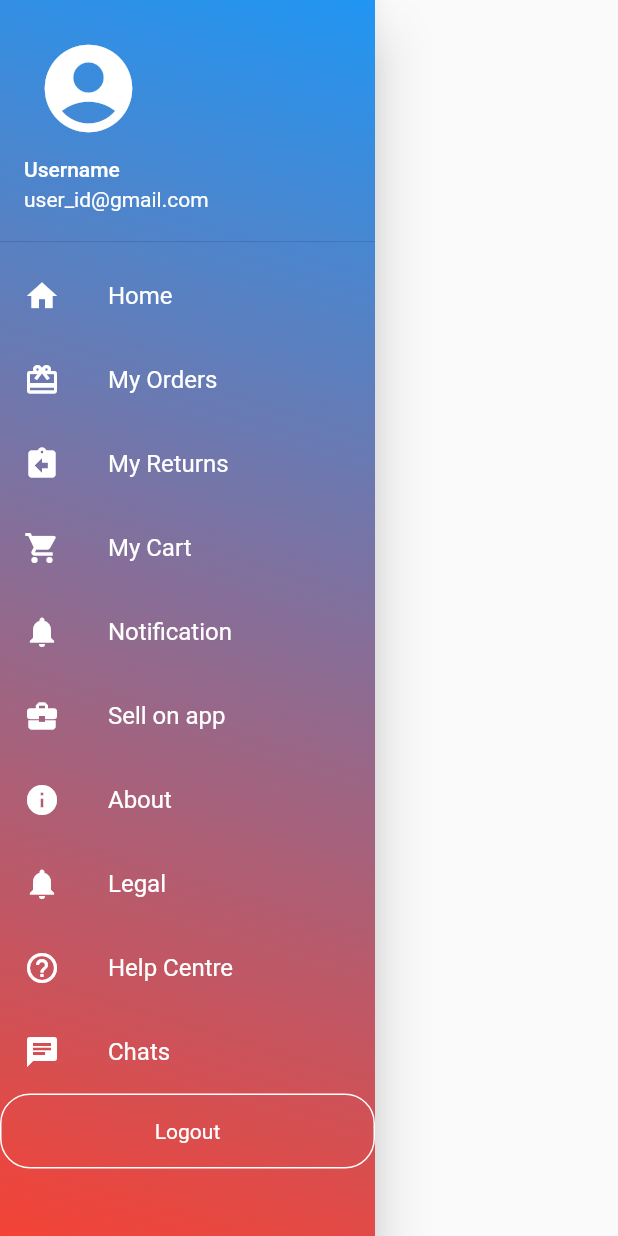
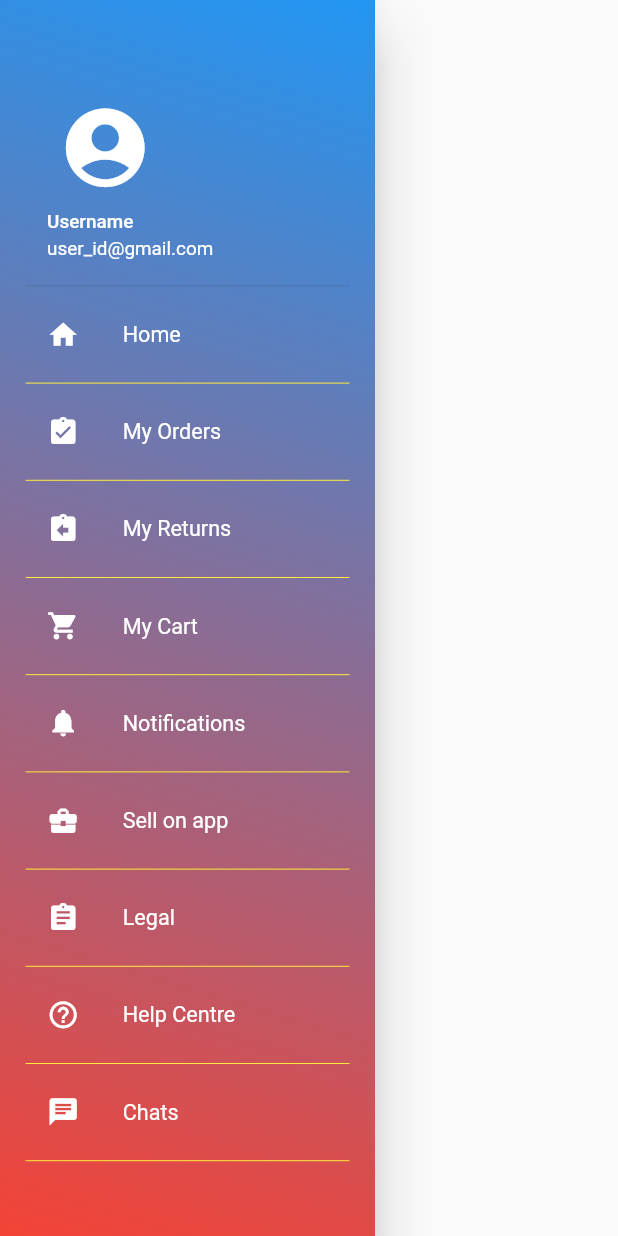
Before and after one commit to nishit767/b2b_app, a Flutter app: the NavDrawer widget shown alone on an empty page, opened directly, on a phone screen of 412 x 824 dp. Run offline on Flutter 3.47's test engine with Material 2 defaults, Android fonts, the phone set to English and light mode, and no system bars; our stand-ins replace carousel_pro; missing offline and left inert: fancy_bottom_bar, flappy_search_bar, flutter_auth_buttons, random_color; network calls fail; project files that could hold a hidden picture were left out.

```diff
--- a/lib/Models/Product.dart
+++ b/lib/Models/Product.dart
@@ -1,7 +1,30 @@
+import 'dart:math';
+
 import 'package:flutter/material.dart';
 
-class Product {
+class Product extends ChangeNotifier {
   String category = 'Product Range';
   int amountSold = 1500;
-  Image image = Image.network('https://picsum.photos/200/100');
+  double rating;
+  double price;
+  String imageURL = 'https://picsum.photos/200/100';
+
+  Product(this.imageURL, this.amountSold, this.category, this.rating,
+      this.price);
 }
+
+class ProductStore extends ChangeNotifier {
+  static List<Product> products;
+  static List<String> categories = ['IT', 'clothes', 'luggage', 'office'];
+
+  ProductStore() {
+    products = [];
+    for (int i = 1; i <= 50; i++) {
+      products.add(Product(
+          '', Random().nextInt(50) * 20, categories[Random().nextInt(3)],
+          Random().nextDouble() * 5, Random().nextDouble() * 10000));
+    }
+  }
+
+
+}
--- /dev/null
+++ b/lib/Models/Seller.dart
@@ -0,0 +1,12 @@
+import 'package:flutter/material.dart';
+
+class Seller extends ChangeNotifier {
+  String sellerName;
+  double rating;
+  bool isVerified;
+  String productCategory;
+  CircleAvatar sellerAvatar = CircleAvatar(
+    backgroundImage: NetworkImage('https://picsum.photos/150/150'),
+    radius: 50,
+  );
+}
--- /dev/null
+++ b/lib/Models/User.dart
@@ -0,0 +1,39 @@
+import 'package:flutter/material.dart';
+
+class User extends ChangeNotifier {
+  bool isValidUser = false;
+  bool isValidPass = false;
+  String emailId;
+  String userName;
+  String password;
+  CircleAvatar userAvatar = CircleAvatar(
+    backgroundImage: NetworkImage('https://picsum.photos/100/100'),
+    radius: 50,
+  );
+
+  setPassStat(bool b) {
+    isValidPass = b;
+
+    notifyListeners();
+  }
+
+  setUserStat(bool b) {
+    isValidUser = b;
+    notifyListeners();
+  }
+
+  setUserName(String un) {
+    userName = un;
+    notifyListeners();
+  }
+
+  setEmail(String em) {
+    emailId = em;
+    notifyListeners();
+  }
+
+  setPassword(String pw) {
+    emailId = pw;
+    notifyListeners();
+  }
+}
--- a/lib/Pages/home_page.dart
+++ b/lib/Pages/home_page.dart
@@ -6,6 +6,7 @@ import 'package:b2b_app/Widgets/popular_circle.dart';
 import 'package:b2b_app/Widgets/sponsored_deals.dart';
 import 'package:carousel_pro/carousel_pro.dart';
 import 'package:fancy_bottom_bar/fancy_bottom_bar.dart';
+import 'package:flappy_search_bar/flappy_search_bar.dart';
 import 'package:flutter/cupertino.dart';
 import 'package:flutter/material.dart';
 
@@ -21,6 +22,10 @@ class _HomePageState extends State<HomePage> {
       child: ListView(
         padding: EdgeInsets.only(bottom: 10),
         children: <Widget>[
+          Container(
+              height: 90,
+              width: 150,
+              child: SearchBar()),
           Container(height: 60, child: buildCategoriesList()),
           Container(
               margin: EdgeInsets.symmetric(vertical: 0),
--- a/lib/Widgets/drawer.dart
+++ b/lib/Widgets/drawer.dart
@@ -1,7 +1,11 @@
 import 'package:flutter/material.dart';
 
+class NavDrawer extends StatefulWidget {
+  @override
+  _NavDrawerState createState() => _NavDrawerState();
+}
 
-class NavDrawer extends StatelessWidget {
+class _NavDrawerState extends State<NavDrawer> {
   @override
   Widget build(BuildContext context) {
     return SizedBox(
@@ -14,7 +18,11 @@ class NavDrawer extends StatelessWidget {
                   end: Alignment.bottomLeft,
                   colors: [Colors.blue, Colors.red]),
             ),
+            child: Transform.scale(
+              scale: 0.9,
               child: ListView(
+                shrinkWrap: true,
+                padding: EdgeInsets.all(5),
                 children: <Widget>[
                   //header
                   UserAccountsDrawerHeader(
@@ -49,11 +57,14 @@ class NavDrawer extends StatelessWidget {
                       ),
                     ),
                   ),
+                  Divider(
+                    color: Colors.yellow[500],
+                  ),
                   InkWell(
                     onTap: () {},
                     child: ListTile(
                       leading: Icon(
-                      Icons.card_giftcard,
+                        Icons.assignment_turned_in,
                         color: Colors.white,
                       ),
                       title: Text(
@@ -63,6 +74,9 @@ class NavDrawer extends StatelessWidget {
                         ),
                       ),
                     ),
+                  ),
+                  Divider(
+                    color: Colors.yellow[500],
                   ),
                   InkWell(
                     onTap: () {},
@@ -79,6 +93,9 @@ class NavDrawer extends StatelessWidget {
                       ),
                     ),
                   ),
+                  Divider(
+                    color: Colors.yellow[500],
+                  ),
                   InkWell(
                     onTap: () {},
                     child: ListTile(
@@ -94,20 +111,28 @@ class NavDrawer extends StatelessWidget {
                       ),
                     ),
                   ),
+                  Divider(
+                    color: Colors.yellow[500],
+                  ),
                   InkWell(
-                  onTap: () {},
+                    onTap: () {
+                      Navigator.pushNamed(context, '/notif');
+                    },
                     child: ListTile(
                       leading: Icon(
                         Icons.notifications,
                         color: Colors.white,
                       ),
                       title: Text(
-                      'Notification ',
+                        'Notifications',
                         style: TextStyle(
                           color: Colors.white,
                         ),
                       ),
                     ),
+                  ),
+                  Divider(
+                    color: Colors.yellow[500],
                   ),
                   InkWell(
                     onTap: () {},
@@ -124,26 +149,16 @@ class NavDrawer extends StatelessWidget {
                       ),
                     ),
                   ),
+
+                  Divider(
+                    color: Colors.yellow[500],
+                  ),
+
                   InkWell(
                     onTap: () {},
                     child: ListTile(
                       leading: Icon(
-                      Icons.info,
-                      color: Colors.white,
-                    ),
-                    title: Text(
-                      'About ',
-                      style: TextStyle(
-                        color: Colors.white,
-                      ),
-                    ),
-                  ),
-                ),
-                InkWell(
-                  onTap: () {},
-                  child: ListTile(
-                    leading: Icon(
-                      Icons.notifications,
+                        Icons.assignment,
                         color: Colors.white,
                       ),
                       title: Text(
@@ -153,6 +168,9 @@ class NavDrawer extends StatelessWidget {
                         ),
                       ),
                     ),
+                  ),
+                  Divider(
+                    color: Colors.yellow[500],
                   ),
                   InkWell(
                     onTap: () {},
@@ -169,6 +187,9 @@ class NavDrawer extends StatelessWidget {
                       ),
                     ),
                   ),
+                  Divider(
+                    color: Colors.yellow[500],
+                  ),
                   InkWell(
                     onTap: () {},
                     child: ListTile(
@@ -184,8 +205,31 @@ class NavDrawer extends StatelessWidget {
                       ),
                     ),
                   ),
+                  Divider(
+                    color: Colors.yellow[500],
+                  ),
                   InkWell(
                     onTap: () {},
+                    child: ListTile(
+                      leading: Icon(
+                        Icons.info,
+                        color: Colors.white,
+                      ),
+                      title: Text(
+                        'About ',
+                        style: TextStyle(
+                          color: Colors.white,
+                        ),
+                      ),
+                    ),
+                  ), Divider(
+                    color: Colors.yellow[500],
+                  ),
+                  InkWell(
+                    onTap: () {
+                      Navigator.pop(context);
+                      Navigator.pushNamed(context, '/login');
+                    },
                     child: Container(
                       height: 50,
                       width: 100,
@@ -203,12 +247,11 @@ class NavDrawer extends StatelessWidget {
                       ),
                     ),
                   ),
+
                 ],
               ),
             ),
           ),
-
-
-    );
+        ));
   }
 }
--- a/lib/Widgets/hr_line.dart
+++ b/lib/Widgets/hr_line.dart
@@ -5,6 +5,6 @@ Widget horizontalLine() => Padding(
       child: Container(
         width: 120,
         height: 1.0,
-        color: Colors.black26.withOpacity(.2),
+        color: Colors.cyan.withOpacity(.8),
       ),
     );
--- a/pubspec.yaml
+++ b/pubspec.yaml
@@ -25,6 +25,8 @@ dependencies:
   flappy_search_bar:
   carousel_pro:
   flutter_auth_buttons:
+  provider:
+  get_it:
   # The following adds the Cupertino Icons font to your application.
   # Use with the CupertinoIcons class for iOS style icons.
   cupertino_icons: ^0.1.2
```
Also changed, not shown: lib/Pages/login_page.dart (+11 -2 lines), lib/Pages/notification_page.dart (added, +21 -0 lines), lib/main.dart (+25 -2 lines), pubspec.lock. Lines whose indentation alone changed are shown as unchanged.
